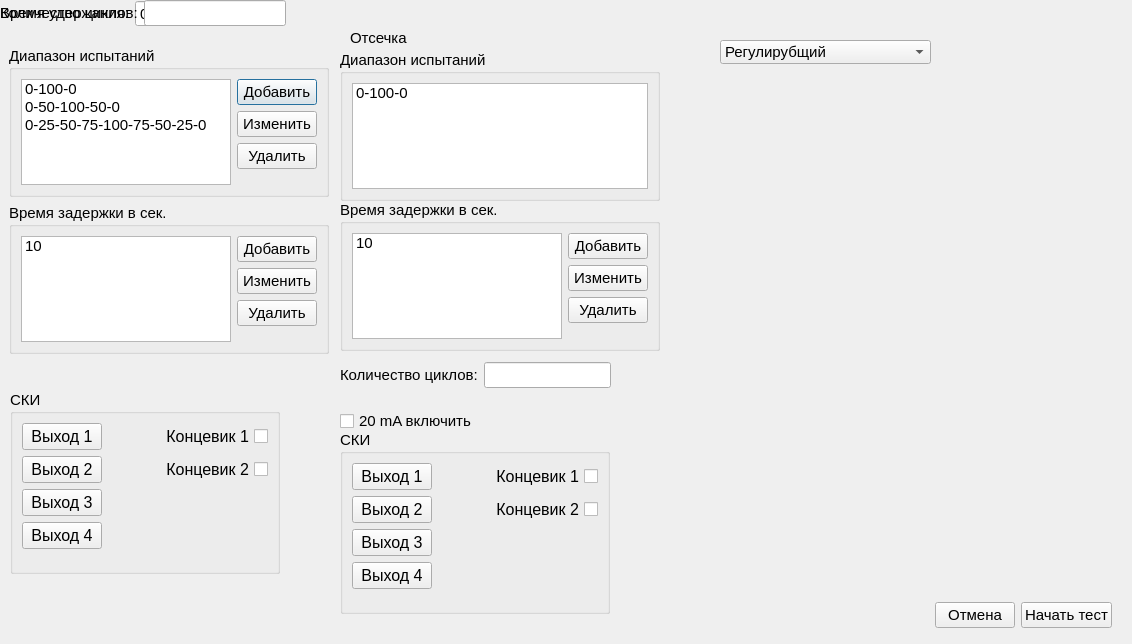
Qt form CyclicTestSettings.ui (Rekvim/MpiSki) before a commit.
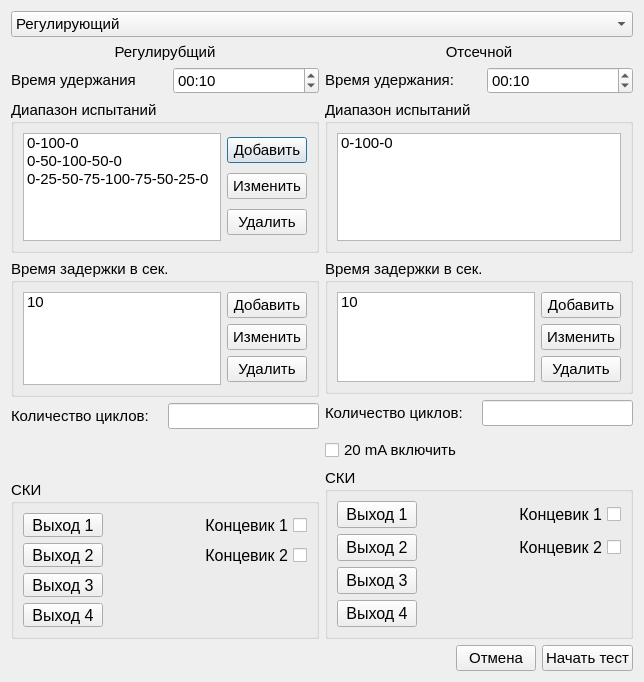
The same form after that commit.

The edit to the form file:
```diff
--- a/CyclicTestSettings.ui
+++ b/CyclicTestSettings.ui
@@ -6,8 +6,8 @@
    <rect>
     <x>0</x>
     <y>0</y>
-    <width>1132</width>
-    <height>644</height>
+    <width>644</width>
+    <height>682</height>
    </rect>
   </property>
   <property name="font">
@@ -18,14 +18,93 @@
   <property name="windowTitle">
    <string>Dialog</string>
   </property>
-  <widget class="QGroupBox" name="groupBox_2">
-   <property name="geometry">
-    <rect>
-     <x>9</x>
-     <y>46</y>
-     <width>320</width>
-     <height>151</height>
-    </rect>
+  <layout class="QVBoxLayout" name="verticalLayout_6">
+   <item>
+    <widget class="QComboBox" name="comboBox_testSelection">
+     <item>
+      <property name="text">
+       <string>Регулирующий</string>
+      </property>
+     </item>
+     <item>
+      <property name="text">
+       <string>Отсечной</string>
+      </property>
+     </item>
+     <item>
+      <property name="text">
+       <string>Запорно-регулирующий</string>
+      </property>
+     </item>
+    </widget>
+   </item>
+   <item>
+    <layout class="QHBoxLayout" name="horizontalLayout_shutOffAndRegulating">
+     <item>
+      <layout class="QVBoxLayout" name="verticalLayout_regulatory">
+       <item>
+        <widget class="QLabel" name="label_regulatory">
+         <property name="text">
+          <string>Регулирубщий</string>
+         </property>
+         <property name="alignment">
+          <set>Qt::AlignmentFlag::AlignCenter</set>
+         </property>
+        </widget>
+       </item>
+       <item>
+        <layout class="QHBoxLayout" name="horizontalLayout_retentionTimeRegulatory">
+         <property name="spacing">
+          <number>15</number>
+         </property>
+         <item>
+          <widget class="QLabel" name="label_retentionTimeRegulatory">
+           <property name="text">
+            <string>&lt;html&gt;&lt;head/&gt;&lt;body&gt;&lt;p&gt;Время удержания&lt;/p&gt;&lt;/body&gt;&lt;/html&gt;</string>
+           </property>
+          </widget>
+         </item>
+         <item>
+          <widget class="QTimeEdit" name="timeEdit_retentionTimeRegulatory">
+           <property name="sizePolicy">
+            <sizepolicy hsizetype="Preferred" vsizetype="Preferred">
+             <horstretch>0</horstretch>
+             <verstretch>0</verstretch>
+            </sizepolicy>
+           </property>
+           <property name="currentSection">
+            <enum>QDateTimeEdit::Section::SecondSection</enum>
+           </property>
+           <property name="displayFormat">
+            <string>mm:ss</string>
+           </property>
+           <property name="currentSectionIndex">
+            <number>1</number>
+           </property>
+           <property name="time">
+            <time>
+             <hour>0</hour>
+             <minute>0</minute>
+             <second>10</second>
+            </time>
+           </property>
+          </widget>
+         </item>
+        </layout>
+       </item>
+       <item>
+        <widget class="QGroupBox" name="groupBox_testRangeRegulatory">
+         <property name="minimumSize">
+          <size>
+           <width>0</width>
+           <height>153</height>
+          </size>
+         </property>
+         <property name="maximumSize">
+          <size>
+           <width>16777215</width>
+           <height>153</height>
+          </size>
    </property>
    <property name="font">
     <font>
@@ -81,31 +160,18 @@
         </property>
        </widget>
       </item>
+           </layout>
+          </item>
+         </layout>
+        </widget>
+       </item>
       <item>
-       <spacer name="verticalSpacer_2">
-        <property name="orientation">
-         <enum>Qt::Orientation::Vertical</enum>
-        </property>
-        <property name="sizeHint" stdset="0">
+        <widget class="QGroupBox" name="groupBox_delayTimeRegulatory">
+         <property name="maximumSize">
          <size>
-          <width>20</width>
-          <height>40</height>
-         </size>
-        </property>
-       </spacer>
-      </item>
-     </layout>
-    </item>
-   </layout>
-  </widget>
-  <widget class="QGroupBox" name="groupBox">
-   <property name="geometry">
-    <rect>
-     <x>9</x>
-     <y>203</y>
-     <width>320</width>
-     <height>151</height>
-    </rect>
+           <width>16777215</width>
+           <height>138</height>
+          </size>
    </property>
    <property name="title">
     <string>Время задержки в сек.</string>
@@ -142,6 +208,32 @@
          <string>Удалить</string>
         </property>
        </widget>
+            </item>
+           </layout>
+          </item>
+         </layout>
+        </widget>
+       </item>
+       <item>
+        <layout class="QHBoxLayout" name="horizontalLayout_numberCyclesRegulatory">
+         <item>
+          <widget class="QLabel" name="label_numberCyclesRegulatory">
+           <property name="text">
+            <string>Количество циклов:</string>
+           </property>
+          </widget>
+         </item>
+         <item>
+          <widget class="QLineEdit" name="lineEdit_numberCyclesRegulatory">
+           <property name="sizePolicy">
+            <sizepolicy hsizetype="Preferred" vsizetype="Fixed">
+             <horstretch>0</horstretch>
+             <verstretch>0</verstretch>
+            </sizepolicy>
+           </property>
+          </widget>
+         </item>
+        </layout>
       </item>
       <item>
        <spacer name="verticalSpacer">
@@ -156,18 +248,247 @@
         </property>
        </spacer>
       </item>
-     </layout>
-    </item>
-   </layout>
-  </widget>
-  <widget class="QGroupBox" name="groupBox_3">
-   <property name="geometry">
-    <rect>
-     <x>340</x>
-     <y>50</y>
-     <width>320</width>
-     <height>151</height>
-    </rect>
+       <item>
+        <widget class="QGroupBox" name="groupBox_DO_regulatory">
+         <property name="maximumSize">
+          <size>
+           <width>16777215</width>
+           <height>159</height>
+          </size>
+         </property>
+         <property name="title">
+          <string>СКИ</string>
+         </property>
+         <layout class="QFormLayout" name="formLayout_3">
+          <item row="0" column="0">
+           <widget class="QPushButton" name="pushButton_DO0_regulatory">
+            <property name="sizePolicy">
+             <sizepolicy hsizetype="Preferred" vsizetype="Preferred">
+              <horstretch>0</horstretch>
+              <verstretch>0</verstretch>
+             </sizepolicy>
+            </property>
+            <property name="font">
+             <font>
+              <pointsize>12</pointsize>
+             </font>
+            </property>
+            <property name="text">
+             <string>Выход 1</string>
+            </property>
+            <property name="checkable">
+             <bool>true</bool>
+            </property>
+            <property name="checked">
+             <bool>false</bool>
+            </property>
+            <property name="flat">
+             <bool>false</bool>
+            </property>
+           </widget>
+          </item>
+          <item row="0" column="1">
+           <widget class="QCheckBox" name="checkBox_DI1_regulatory">
+            <property name="sizePolicy">
+             <sizepolicy hsizetype="Preferred" vsizetype="Preferred">
+              <horstretch>0</horstretch>
+              <verstretch>0</verstretch>
+             </sizepolicy>
+            </property>
+            <property name="font">
+             <font>
+              <pointsize>12</pointsize>
+             </font>
+            </property>
+            <property name="layoutDirection">
+             <enum>Qt::LayoutDirection::RightToLeft</enum>
+            </property>
+            <property name="text">
+             <string>Концевик 1</string>
+            </property>
+            <property name="checkable">
+             <bool>true</bool>
+            </property>
+           </widget>
+          </item>
+          <item row="1" column="0">
+           <widget class="QPushButton" name="pushButton_DO1_regulatory">
+            <property name="sizePolicy">
+             <sizepolicy hsizetype="Preferred" vsizetype="Preferred">
+              <horstretch>0</horstretch>
+              <verstretch>0</verstretch>
+             </sizepolicy>
+            </property>
+            <property name="font">
+             <font>
+              <pointsize>12</pointsize>
+             </font>
+            </property>
+            <property name="text">
+             <string>Выход 2</string>
+            </property>
+            <property name="checkable">
+             <bool>true</bool>
+            </property>
+            <property name="checked">
+             <bool>false</bool>
+            </property>
+            <property name="flat">
+             <bool>false</bool>
+            </property>
+           </widget>
+          </item>
+          <item row="1" column="1">
+           <widget class="QCheckBox" name="checkBox_DI2_regulatory">
+            <property name="sizePolicy">
+             <sizepolicy hsizetype="Preferred" vsizetype="Preferred">
+              <horstretch>0</horstretch>
+              <verstretch>0</verstretch>
+             </sizepolicy>
+            </property>
+            <property name="font">
+             <font>
+              <pointsize>12</pointsize>
+             </font>
+            </property>
+            <property name="layoutDirection">
+             <enum>Qt::LayoutDirection::RightToLeft</enum>
+            </property>
+            <property name="text">
+             <string>Концевик 2</string>
+            </property>
+            <property name="checkable">
+             <bool>true</bool>
+            </property>
+            <property name="checked">
+             <bool>false</bool>
+            </property>
+           </widget>
+          </item>
+          <item row="2" column="0">
+           <widget class="QPushButton" name="pushButton_DO2_regulatory">
+            <property name="sizePolicy">
+             <sizepolicy hsizetype="Preferred" vsizetype="Preferred">
+              <horstretch>0</horstretch>
+              <verstretch>0</verstretch>
+             </sizepolicy>
+            </property>
+            <property name="font">
+             <font>
+              <pointsize>12</pointsize>
+             </font>
+            </property>
+            <property name="text">
+             <string>Выход 3</string>
+            </property>
+            <property name="checkable">
+             <bool>true</bool>
+            </property>
+            <property name="checked">
+             <bool>false</bool>
+            </property>
+            <property name="flat">
+             <bool>false</bool>
+            </property>
+           </widget>
+          </item>
+          <item row="3" column="0">
+           <widget class="QPushButton" name="pushButton_DO3_regulatory">
+            <property name="sizePolicy">
+             <sizepolicy hsizetype="Preferred" vsizetype="Preferred">
+              <horstretch>0</horstretch>
+              <verstretch>0</verstretch>
+             </sizepolicy>
+            </property>
+            <property name="font">
+             <font>
+              <pointsize>12</pointsize>
+             </font>
+            </property>
+            <property name="text">
+             <string>Выход 4</string>
+            </property>
+            <property name="checkable">
+             <bool>true</bool>
+            </property>
+            <property name="checked">
+             <bool>false</bool>
+            </property>
+            <property name="flat">
+             <bool>false</bool>
+            </property>
+           </widget>
+          </item>
+         </layout>
+        </widget>
+       </item>
+      </layout>
+     </item>
+     <item>
+      <layout class="QVBoxLayout" name="verticalLayout_shutOff">
+       <item>
+        <widget class="QLabel" name="label_shutOff">
+         <property name="text">
+          <string>Отсечной</string>
+         </property>
+         <property name="alignment">
+          <set>Qt::AlignmentFlag::AlignCenter</set>
+         </property>
+        </widget>
+       </item>
+       <item>
+        <layout class="QHBoxLayout" name="horizontalLayout_retentionTimeShutOff">
+         <property name="spacing">
+          <number>15</number>
+         </property>
+         <item>
+          <widget class="QLabel" name="label_retentionTimeShutOff">
+           <property name="text">
+            <string>&lt;html&gt;&lt;head/&gt;&lt;body&gt;&lt;p&gt;&lt;span style=&quot; font-size:11pt;&quot;&gt;Время удержания:&lt;/span&gt;&lt;/p&gt;&lt;/body&gt;&lt;/html&gt;</string>
+           </property>
+          </widget>
+         </item>
+         <item>
+          <widget class="QTimeEdit" name="timeEdit_retentionTimeShutOff">
+           <property name="sizePolicy">
+            <sizepolicy hsizetype="Preferred" vsizetype="Preferred">
+             <horstretch>0</horstretch>
+             <verstretch>0</verstretch>
+            </sizepolicy>
+           </property>
+           <property name="currentSection">
+            <enum>QDateTimeEdit::Section::SecondSection</enum>
+           </property>
+           <property name="displayFormat">
+            <string>mm:ss</string>
+           </property>
+           <property name="currentSectionIndex">
+            <number>1</number>
+           </property>
+           <property name="time">
+            <time>
+             <hour>0</hour>
+             <minute>0</minute>
+             <second>10</second>
+            </time>
+           </property>
+          </widget>
+         </item>
+        </layout>
+       </item>
+       <item>
+        <widget class="QGroupBox" name="groupBox_testRangeShutOff">
+         <property name="minimumSize">
+          <size>
+           <width>154</width>
+           <height>153</height>
+          </size>
+         </property>
+         <property name="maximumSize">
+          <size>
+           <width>16777215</width>
+           <height>153</height>
+          </size>
    </property>
    <property name="font">
     <font>
@@ -179,7 +500,13 @@
    </property>
    <layout class="QHBoxLayout" name="horizontalLayout_6">
     <item>
-     <widget class="QListWidget" name="listWidget_value_2">
+           <widget class="QListWidget" name="listWidget_testRangeShutOff">
+            <property name="minimumSize">
+             <size>
+              <width>154</width>
+              <height>0</height>
+             </size>
+            </property>
       <property name="editTriggers">
        <set>QAbstractItemView::EditTrigger::CurrentChanged|QAbstractItemView::EditTrigger::DoubleClicked|QAbstractItemView::EditTrigger::EditKeyPressed</set>
       </property>
@@ -192,14 +519,14 @@
     </item>
    </layout>
   </widget>
-  <widget class="QGroupBox" name="groupBox_4">
-   <property name="geometry">
-    <rect>
-     <x>340</x>
-     <y>200</y>
-     <width>320</width>
-     <height>151</height>
-    </rect>
+       </item>
+       <item>
+        <widget class="QGroupBox" name="groupBox_delayTimeShutOff">
+         <property name="maximumSize">
+          <size>
+           <width>16777215</width>
+           <height>138</height>
+          </size>
    </property>
    <property name="title">
     <string>Время задержки в сек.</string>
@@ -237,8 +564,34 @@
         </property>
        </widget>
       </item>
+           </layout>
+          </item>
+         </layout>
+        </widget>
+       </item>
       <item>
-       <spacer name="verticalSpacer_3">
+        <layout class="QHBoxLayout" name="horizontalLayout_numberCyclesShutOff">
+         <item>
+          <widget class="QLabel" name="label_numberCyclesShutOff">
+           <property name="text">
+            <string>Количество циклов:</string>
+           </property>
+          </widget>
+         </item>
+         <item>
+          <widget class="QLineEdit" name="lineEdit_numberCyclesShutOff">
+           <property name="sizePolicy">
+            <sizepolicy hsizetype="Preferred" vsizetype="Fixed">
+             <horstretch>0</horstretch>
+             <verstretch>0</verstretch>
+            </sizepolicy>
+           </property>
+          </widget>
+         </item>
+        </layout>
+       </item>
+       <item>
+        <spacer name="verticalSpacer_2">
         <property name="orientation">
          <enum>Qt::Orientation::Vertical</enum>
         </property>
@@ -250,249 +603,23 @@
         </property>
        </spacer>
       </item>
-     </layout>
-    </item>
-   </layout>
-  </widget>
-  <widget class="QWidget" name="layoutWidget">
-   <property name="geometry">
-    <rect>
-     <x>340</x>
-     <y>360</y>
-     <width>271</width>
-     <height>30</height>
-    </rect>
-   </property>
-   <layout class="QHBoxLayout" name="horizontalLayout_8">
     <item>
-     <widget class="QLabel" name="label_3">
-      <property name="text">
-       <string>Количество циклов:</string>
-      </property>
-     </widget>
-    </item>
-    <item>
-     <widget class="QLineEdit" name="lineEdit_number_cycles_2"/>
-    </item>
-   </layout>
-  </widget>
-  <widget class="QLabel" name="label_4">
-   <property name="geometry">
-    <rect>
-     <x>350</x>
-     <y>30</y>
-     <width>71</width>
-     <height>16</height>
-    </rect>
-   </property>
-   <property name="text">
-    <string>Отсечка</string>
-   </property>
-  </widget>
-  <widget class="QGroupBox" name="groupBox_DO">
-   <property name="geometry">
-    <rect>
-     <x>340</x>
-     <y>430</y>
-     <width>270</width>
-     <height>184</height>
-    </rect>
-   </property>
-   <property name="title">
-    <string>СКИ</string>
-   </property>
-   <layout class="QFormLayout" name="formLayout_2">
-    <item row="0" column="0">
-     <widget class="QPushButton" name="pushButton_DO0">
-      <property name="sizePolicy">
-       <sizepolicy hsizetype="Minimum" vsizetype="Preferred">
-        <horstretch>0</horstretch>
-        <verstretch>0</verstretch>
-       </sizepolicy>
-      </property>
-      <property name="font">
-       <font>
-        <pointsize>12</pointsize>
-       </font>
-      </property>
-      <property name="text">
-       <string>Выход 1</string>
-      </property>
-      <property name="checkable">
-       <bool>true</bool>
-      </property>
-      <property name="checked">
-       <bool>false</bool>
-      </property>
-      <property name="flat">
-       <bool>false</bool>
-      </property>
-     </widget>
-    </item>
-    <item row="0" column="1">
-     <widget class="QCheckBox" name="checkBox_DI1">
-      <property name="sizePolicy">
-       <sizepolicy hsizetype="Preferred" vsizetype="Preferred">
-        <horstretch>0</horstretch>
-        <verstretch>0</verstretch>
-       </sizepolicy>
-      </property>
-      <property name="font">
-       <font>
-        <pointsize>12</pointsize>
-       </font>
-      </property>
-      <property name="layoutDirection">
-       <enum>Qt::LayoutDirection::RightToLeft</enum>
-      </property>
-      <property name="text">
-       <string>Концевик 1</string>
-      </property>
-      <property name="checkable">
-       <bool>true</bool>
-      </property>
-     </widget>
-    </item>
-    <item row="1" column="0">
-     <widget class="QPushButton" name="pushButton_DO1">
-      <property name="sizePolicy">
-       <sizepolicy hsizetype="Minimum" vsizetype="Preferred">
-        <horstretch>0</horstretch>
-        <verstretch>0</verstretch>
-       </sizepolicy>
-      </property>
-      <property name="font">
-       <font>
-        <pointsize>12</pointsize>
-       </font>
-      </property>
-      <property name="text">
-       <string>Выход 2</string>
-      </property>
-      <property name="checkable">
-       <bool>true</bool>
-      </property>
-      <property name="checked">
-       <bool>false</bool>
-      </property>
-      <property name="flat">
-       <bool>false</bool>
-      </property>
-     </widget>
-    </item>
-    <item row="1" column="1">
-     <widget class="QCheckBox" name="checkBox_DI2">
-      <property name="sizePolicy">
-       <sizepolicy hsizetype="Preferred" vsizetype="Preferred">
-        <horstretch>0</horstretch>
-        <verstretch>0</verstretch>
-       </sizepolicy>
-      </property>
-      <property name="font">
-       <font>
-        <pointsize>12</pointsize>
-       </font>
-      </property>
-      <property name="layoutDirection">
-       <enum>Qt::LayoutDirection::RightToLeft</enum>
-      </property>
-      <property name="text">
-       <string>Концевик 2</string>
-      </property>
-      <property name="checkable">
-       <bool>true</bool>
-      </property>
-      <property name="checked">
-       <bool>false</bool>
-      </property>
-     </widget>
-    </item>
-    <item row="2" column="0">
-     <widget class="QPushButton" name="pushButton_DO2">
-      <property name="sizePolicy">
-       <sizepolicy hsizetype="Minimum" vsizetype="Preferred">
-        <horstretch>0</horstretch>
-        <verstretch>0</verstretch>
-       </sizepolicy>
-      </property>
-      <property name="font">
-       <font>
-        <pointsize>12</pointsize>
-       </font>
-      </property>
-      <property name="text">
-       <string>Выход 3</string>
-      </property>
-      <property name="checkable">
-       <bool>true</bool>
-      </property>
-      <property name="checked">
-       <bool>false</bool>
-      </property>
-      <property name="flat">
-       <bool>false</bool>
-      </property>
-     </widget>
-    </item>
-    <item row="3" column="0">
-     <widget class="QPushButton" name="pushButton_DO3">
-      <property name="sizePolicy">
-       <sizepolicy hsizetype="Minimum" vsizetype="Preferred">
-        <horstretch>0</horstretch>
-        <verstretch>0</verstretch>
-       </sizepolicy>
-      </property>
-      <property name="font">
-       <font>
-        <pointsize>12</pointsize>
-       </font>
-      </property>
-      <property name="text">
-       <string>Выход 4</string>
-      </property>
-      <property name="checkable">
-       <bool>true</bool>
-      </property>
-      <property name="checked">
-       <bool>false</bool>
-      </property>
-      <property name="flat">
-       <bool>false</bool>
-      </property>
-     </widget>
-    </item>
-   </layout>
-  </widget>
-  <widget class="QCheckBox" name="checkBox">
-   <property name="geometry">
-    <rect>
-     <x>340</x>
-     <y>410</y>
-     <width>141</width>
-     <height>22</height>
-    </rect>
-   </property>
+        <widget class="QCheckBox" name="checkBox_2mA_enable">
    <property name="text">
     <string>20 mA включить</string>
    </property>
   </widget>
-  <widget class="QGroupBox" name="groupBox_DO_2">
-   <property name="geometry">
-    <rect>
-     <x>10</x>
-     <y>390</y>
-     <width>270</width>
-     <height>184</height>
-    </rect>
-   </property>
+       </item>
+       <item>
+        <widget class="QGroupBox" name="groupBox_DO_ShutOff">
    <property name="title">
     <string>СКИ</string>
    </property>
-   <layout class="QFormLayout" name="formLayout_3">
+         <layout class="QFormLayout" name="formLayout_2">
     <item row="0" column="0">
-     <widget class="QPushButton" name="pushButton_DO0_2">
+           <widget class="QPushButton" name="pushButton_DO0_ShutOff">
       <property name="sizePolicy">
-       <sizepolicy hsizetype="Minimum" vsizetype="Preferred">
+             <sizepolicy hsizetype="Preferred" vsizetype="Preferred">
         <horstretch>0</horstretch>
         <verstretch>0</verstretch>
        </sizepolicy>
@@ -517,7 +644,7 @@
      </widget>
     </item>
     <item row="0" column="1">
-     <widget class="QCheckBox" name="checkBox_DI1_2">
+           <widget class="QCheckBox" name="checkBox_DI1_ShutOff">
       <property name="sizePolicy">
        <sizepolicy hsizetype="Preferred" vsizetype="Preferred">
         <horstretch>0</horstretch>
@@ -541,9 +668,9 @@
      </widget>
     </item>
     <item row="1" column="0">
-     <widget class="QPushButton" name="pushButton_DO1_2">
+           <widget class="QPushButton" name="pushButton_DO1_ShutOff">
       <property name="sizePolicy">
-       <sizepolicy hsizetype="Minimum" vsizetype="Preferred">
+             <sizepolicy hsizetype="Preferred" vsizetype="Preferred">
         <horstretch>0</horstretch>
         <verstretch>0</verstretch>
        </sizepolicy>
@@ -568,7 +695,7 @@
      </widget>
     </item>
     <item row="1" column="1">
-     <widget class="QCheckBox" name="checkBox_DI2_2">
+           <widget class="QCheckBox" name="checkBox_DI2_ShutOff">
       <property name="sizePolicy">
        <sizepolicy hsizetype="Preferred" vsizetype="Preferred">
         <horstretch>0</horstretch>
@@ -595,9 +722,9 @@
      </widget>
     </item>
     <item row="2" column="0">
-     <widget class="QPushButton" name="pushButton_DO2_2">
+           <widget class="QPushButton" name="pushButton_DO2_ShutOff">
       <property name="sizePolicy">
-       <sizepolicy hsizetype="Minimum" vsizetype="Preferred">
+             <sizepolicy hsizetype="Preferred" vsizetype="Preferred">
         <horstretch>0</horstretch>
         <verstretch>0</verstretch>
        </sizepolicy>
@@ -622,9 +749,9 @@
      </widget>
     </item>
     <item row="3" column="0">
-     <widget class="QPushButton" name="pushButton_DO3_2">
+           <widget class="QPushButton" name="pushButton_DO3_ShutOff">
       <property name="sizePolicy">
-       <sizepolicy hsizetype="Minimum" vsizetype="Preferred">
+             <sizepolicy hsizetype="Preferred" vsizetype="Preferred">
         <horstretch>0</horstretch>
         <verstretch>0</verstretch>
        </sizepolicy>
@@ -650,101 +777,15 @@
     </item>
    </layout>
   </widget>
-  <widget class="QComboBox" name="comboBox">
-   <property name="geometry">
-    <rect>
-     <x>720</x>
-     <y>40</y>
-     <width>211</width>
-     <height>24</height>
-    </rect>
-   </property>
-   <item>
-    <property name="text">
-     <string>Регулирубщий</string>
-    </property>
-   </item>
-   <item>
-    <property name="text">
-     <string>Отсечной</string>
-    </property>
-   </item>
-   <item>
-    <property name="text">
-     <string>Запорно-отсечной</string>
-    </property>
-   </item>
-  </widget>
-  <widget class="QWidget" name="">
-   <layout class="QHBoxLayout" name="horizontalLayout_3">
-    <item>
-     <widget class="QLabel" name="label">
-      <property name="text">
-       <string>&lt;html&gt;&lt;head/&gt;&lt;body&gt;&lt;p&gt;&lt;span style=&quot; font-size:11pt;&quot;&gt;Время удержания:&lt;/span&gt;&lt;/p&gt;&lt;/body&gt;&lt;/html&gt;</string>
-      </property>
-     </widget>
-    </item>
-    <item>
-     <widget class="QTimeEdit" name="timeEdit">
-      <property name="currentSection">
-       <enum>QDateTimeEdit::Section::SecondSection</enum>
-      </property>
-      <property name="displayFormat">
-       <string>mm:ss</string>
-      </property>
-      <property name="currentSectionIndex">
-       <number>1</number>
-      </property>
-      <property name="time">
-       <time>
-        <hour>0</hour>
-        <minute>0</minute>
-        <second>10</second>
-       </time>
-      </property>
-     </widget>
-    </item>
-    <item>
-     <spacer name="horizontalSpacer">
-      <property name="orientation">
-       <enum>Qt::Orientation::Horizontal</enum>
-      </property>
-      <property name="sizeHint" stdset="0">
-       <size>
-        <width>40</width>
-        <height>20</height>
-       </size>
-      </property>
-     </spacer>
-    </item>
-   </layout>
-  </widget>
-  <widget class="QWidget" name="">
-   <layout class="QHBoxLayout" name="horizontalLayout_5">
-    <item>
-     <widget class="QLabel" name="label_2">
-      <property name="text">
-       <string>Количество циклов:</string>
-      </property>
-     </widget>
+       </item>
+      </layout>
+     </item>
+    </layout>
     </item>
     <item>
-     <widget class="QLineEdit" name="lineEdit_number_cycles"/>
-    </item>
-   </layout>
-  </widget>
-  <widget class="QWidget" name="">
-   <property name="geometry">
-    <rect>
-     <x>890</x>
-     <y>600</y>
-     <width>222</width>
-     <height>30</height>
-    </rect>
-   </property>
-   <layout class="QHBoxLayout" name="horizontalLayout_4">
+    <layout class="QHBoxLayout" name="horizontalLayout_menu">
     <item>
-     <spacer name="horizontalSpacer_2">
+      <spacer name="horizontalSpacer_menu">
       <property name="orientation">
        <enum>Qt::Orientation::Horizontal</enum>
       </property>
@@ -771,7 +812,8 @@
      </widget>
     </item>
    </layout>
-  </widget>
+   </item>
+  </layout>
  </widget>
  <resources/>
  <connections/>
```
Left out of the diff: 30 changed lines with no effect on the pictures. Lines whose indentation alone changed are shown as unchanged.
